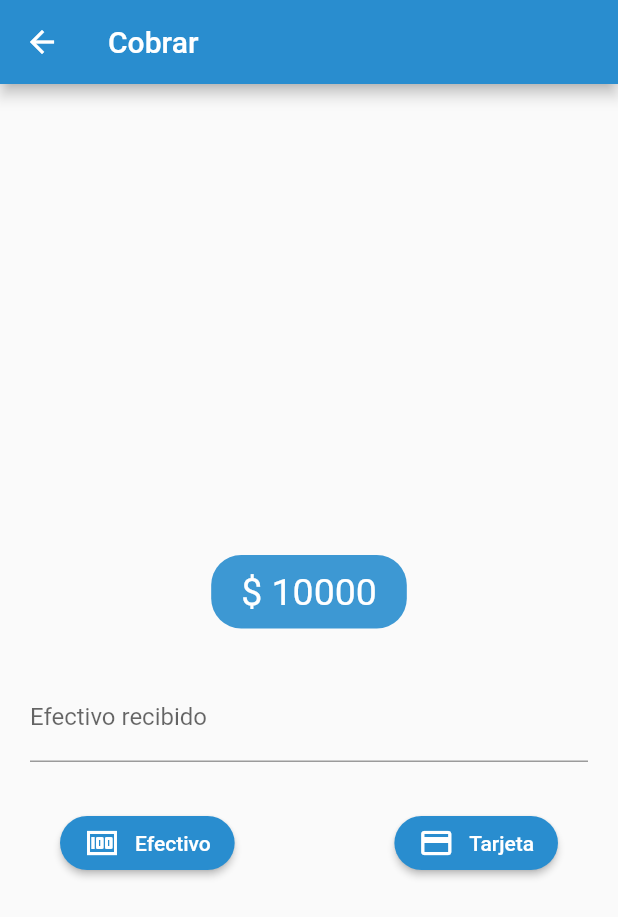
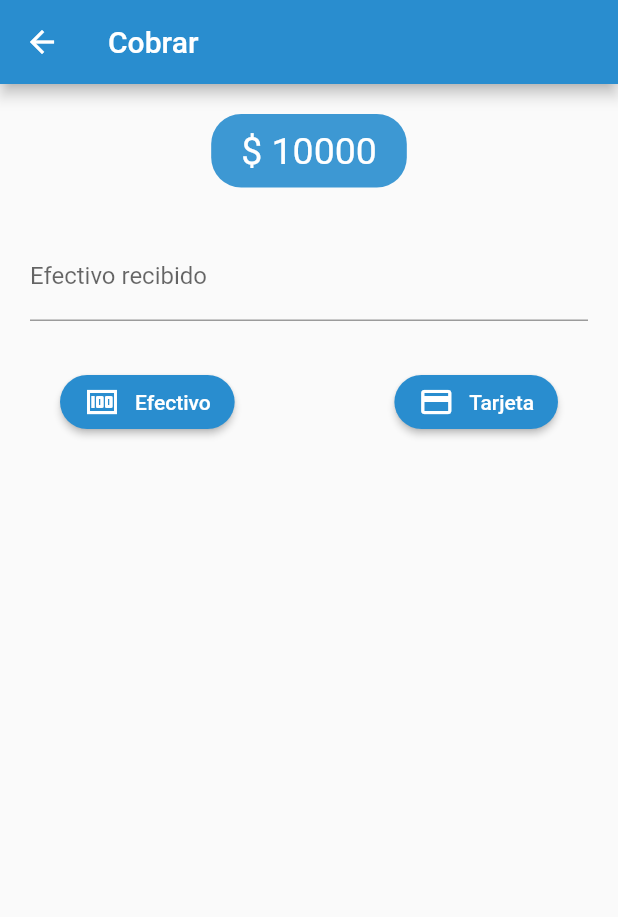
Before and after one commit to lordmacu/postshop, a Flutter app: the Checkout screen opened by its route, on a phone screen of 412 x 824 dp. Shown: the top 917 px of the screen. Run offline on Flutter 3.47's test engine with Material 2 defaults, Android fonts, the phone set to English and light mode, and no system bars; drawn by our look-alikes of sliding_up_panel; our stand-ins replace animated_background, bubble_bottom_bar, currency_text_input_formatter, dio, get, image_picker and 3 more; missing offline and left inert: easy_mask, loading_hud, masonry_grid, o_color_picker, pop_bottom_menu, sliding_switch; accounts and stored records are empty; network calls fail.

Commit message:
fix center

```diff
--- a/lib/checkout/checkout.dart
+++ b/lib/checkout/checkout.dart
@@ -28,8 +28,7 @@ class Checkout extends StatelessWidget{
         backdropTapClosesPanel: true,
         backdropEnabled: true,
         controller: _panelController,
-        maxHeight:500,
-        minHeight: 0,
+         minHeight: 0,
         panel: Container(
           padding: EdgeInsets.only(left: 20,right: 20),
           child:  Obx(()=>Column(
@@ -58,8 +57,8 @@ class Checkout extends StatelessWidget{
 
           padding: EdgeInsets.only(left: 20,right: 20,top: 20),
           child:Column(
-            mainAxisAlignment: MainAxisAlignment.center,
-            crossAxisAlignment: CrossAxisAlignment.center,
+
+
             children: [
               Obx(()=>Row(
                 mainAxisAlignment: MainAxisAlignment.center,
```
